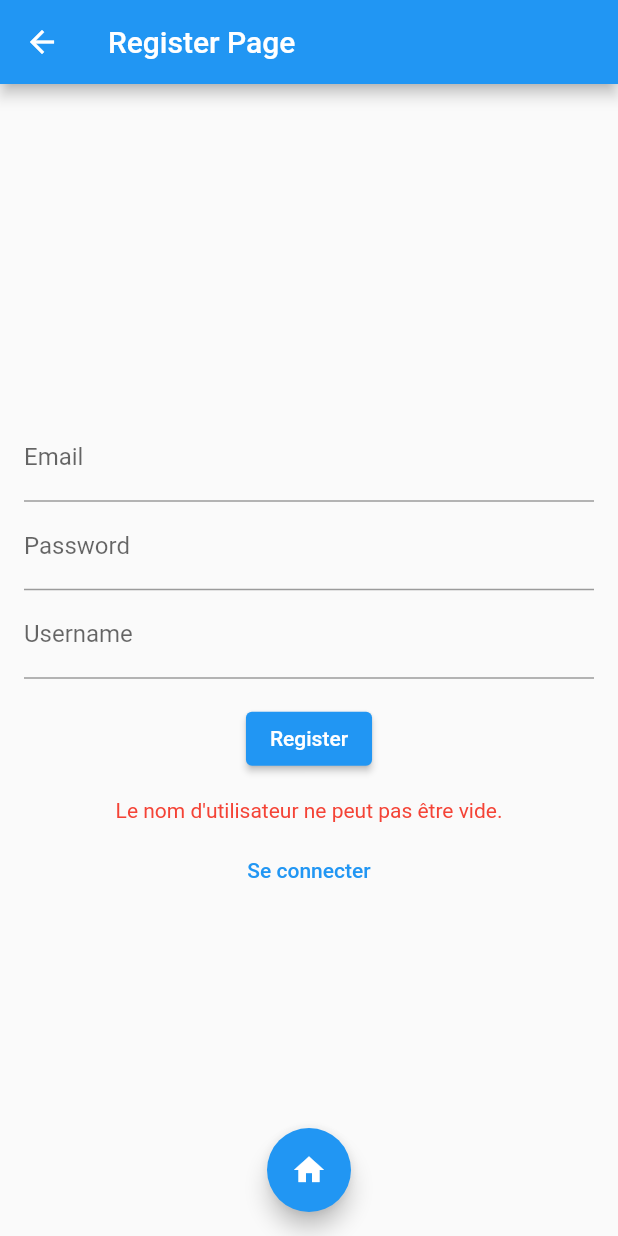
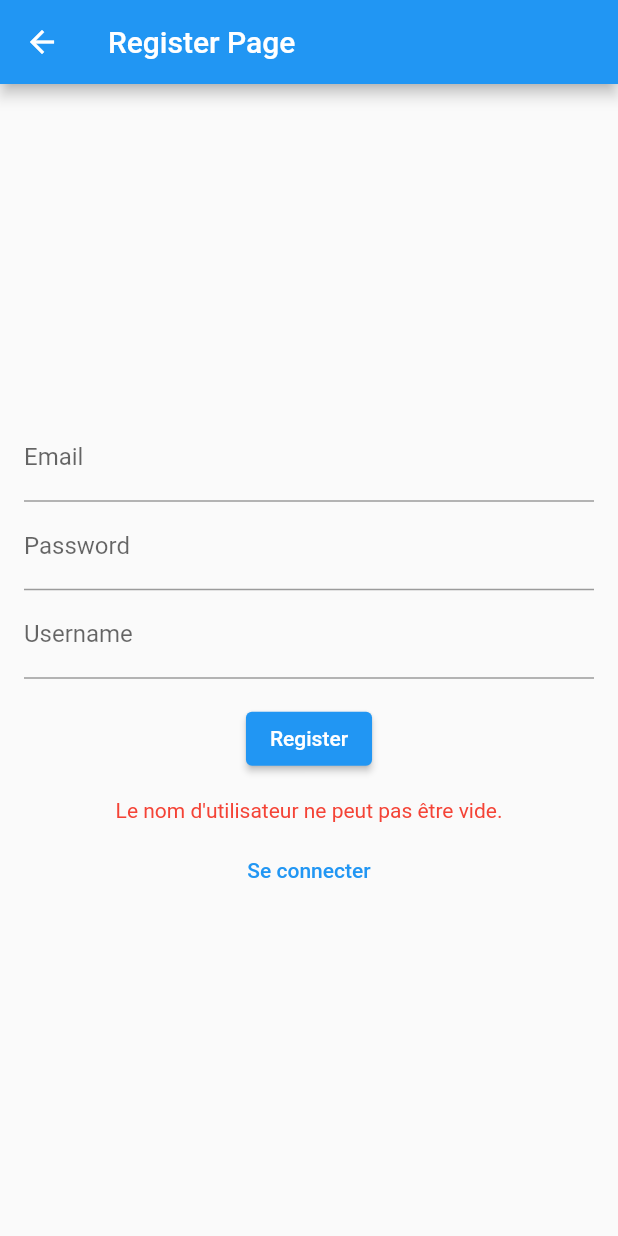
Before and after one commit to Sjetdu77/Forum_G5, a Flutter app: the RegisterPage screen opened directly, after a tap on "Register", on a phone screen of 412 x 824 dp. Run offline on Flutter 3.47's test engine with Material 2 defaults, Android fonts, the phone set to English and light mode, and no system bars; our stand-ins replace cloud_firestore, firebase_auth, firebase_core; accounts and stored records are empty; statements that could not run were skipped.

Commit message:
fix problems

```diff
--- a/lib/screens/RegisterPage.dart
+++ b/lib/screens/RegisterPage.dart
@@ -1,8 +1,6 @@
 import 'package:flutter/material.dart';
 import 'package:firebase_auth/firebase_auth.dart';
-import 'package:cloud_firestore/cloud_firestore.dart';
 import '../services/AuthService.dart';
-import '../services/functionPage.dart';
 import 'loginPage.dart';
 
 class RegisterPage extends StatefulWidget {
@@ -16,15 +14,13 @@ class _RegisterPageState extends State<RegisterPage> {
   TextEditingController _usernameController = TextEditingController();
   String _errorMessage = '';
   String _successMessage = '';
-  bool _isRegistering =
-      false; // Ajouter cet état pour suivre si l'inscription est en cours
+  bool _isRegistering = false;
 
   final AuthService _authService = AuthService();
 
   @override
   Widget build(BuildContext context) {
-    return PageWithFloatingButton(
-      child: Scaffold(
+    return Scaffold(
       appBar: AppBar(
         title: Text('Register Page'),
       ),
@@ -48,12 +44,7 @@ class _RegisterPageState extends State<RegisterPage> {
             ),
             SizedBox(height: 16),
             ElevatedButton(
-                onPressed: _isRegistering
-                    ? null
-                    : () {
-                        // Désactiver le bouton pendant l'inscription
-                        _register();
-                      },
+              onPressed: _isRegistering ? null : _register,
               child: Text('Register'),
             ),
             SizedBox(height: 16),
@@ -63,13 +54,9 @@ class _RegisterPageState extends State<RegisterPage> {
             ),
             Visibility(
               visible: _successMessage.isNotEmpty,
-                child: Column(
-                  children: [
-                    Text(
+              child: Text(
                 _successMessage,
                 style: TextStyle(color: Colors.green),
-                    ),
-                  ],
               ),
             ),
             SizedBox(height: 8),
@@ -88,25 +75,23 @@ class _RegisterPageState extends State<RegisterPage> {
           ],
         ),
       ),
-      ),
     );
   }
 
   void _register() async {
     String username = _usernameController.text.trim();
 
-    // Vérifier si le champ username est vide
     if (username.isEmpty) {
       setState(() {
         _errorMessage = 'Le nom d\'utilisateur ne peut pas être vide.';
         _isRegistering = false;
       });
-      return; // Arrêter l'exécution de la fonction ici si le nom d'utilisateur est vide
+      return;
     }
 
     setState(() {
-      _isRegistering = true; // Définir l'état d'inscription comme vrai
-      _successMessage = ''; // Réinitialiser le message de réussite
+      _isRegistering = true;
+      _successMessage = '';
     });
 
     try {
@@ -117,39 +102,64 @@ class _RegisterPageState extends State<RegisterPage> {
       );
 
       if (user != null) {
-        // Utilisateur enregistré avec succès
-        // Se déconnecter après un enregistrement réussi
         await FirebaseAuth.instance.signOut();
 
         setState(() {
           _errorMessage = '';
           _successMessage =
-              'Inscription réussie ! Vous pouvez maintenant vous connecter.';
-          _isRegistering = false; // Définir l'état d'inscription comme faux
+              'Inscription réussie! Vous pouvez maintenant vous connecter.';
+          _isRegistering = false;
         });
       } else {
-        // Erreur lors de l'enregistrement
         setState(() {
           _errorMessage = 'Erreur lors de l\'inscription. Veuillez réessayer.';
           _successMessage = '';
-          _isRegistering = false; // Définir l'état d'inscription comme faux
+          _isRegistering = false;
         });
       }
     } catch (e) {
-      print(e);
+      print(
+          "Full error message: ${e.toString()}"); // Imprimer le message d'erreur complet
+      String errorCode;
+      String errorMessage;
+
+      // Extraire le code d'erreur si l'exception est une erreur Firebase
+      final regex = RegExp(r'\(auth\/([a-zA-Z-]+)\)');
+      final match = regex.firstMatch(e.toString());
+      if (match != null && match.groupCount >= 1) {
+        errorCode = match.group(1)!; // Utilise le code d'erreur extrait
+      } else {
+        errorCode =
+            'unknown-error'; // Utilise 'unknown-error' si l'erreur ne peut pas être extraite
+      }
+
+      errorMessage = getErrorMessageInFrench(errorCode);
+
       setState(() {
-        _errorMessage =
-            'Erreur lors de l\'inscription: $e. Veuillez réessayer.';
+        _errorMessage = errorMessage;
         _successMessage = '';
-        _isRegistering = false; // Définir l'état d'inscription comme faux
+        _isRegistering =
+            false; // Ceci permettra de réactiver le bouton d'inscription
       });
     }
   }
 
-  void _clearFields() {
-    _emailController.clear();
-    _passwordController.clear();
-    _usernameController
-        .clear(); // Effacer le champ de saisie du nom d'utilisateur
+  // Cette fonction convertit les codes d'erreur Firebase en messages d'erreur en français
+  String getErrorMessageInFrench(String errorCode) {
+    print("coodee " + errorCode);
+    switch (errorCode) {
+      case 'email-already-in-use':
+        return 'L\'adresse e-mail est déjà utilisée par un autre compte.';
+      case 'invalid-email':
+        return 'L\'adresse e-mail n\'est pas valide.';
+      case 'operation-not-allowed':
+        return 'L\'opération n\'est pas autorisée.';
+      case '[firebase_auth/unknown] An unknown error occurred: FirebaseError: Firebase: Password should be at least 6 characters (auth/weak-password).':
+        return 'Le mot de passe est trop faible.';
+      case 'unknown-error':
+        return 'Une erreur inconnue s\'est produite.';
+      default:
+        return 'Veuillez vérifier votre saisie.';
     }
   }
+}
--- a/lib/services/AuthService.dart
+++ b/lib/services/AuthService.dart
@@ -59,7 +59,7 @@ class AuthService {
       return user;
     } catch (error) {
       print(error.toString());
-      return null;
+      return "";
     }
   }
 
```
Lines whose indentation alone changed are shown as unchanged.
